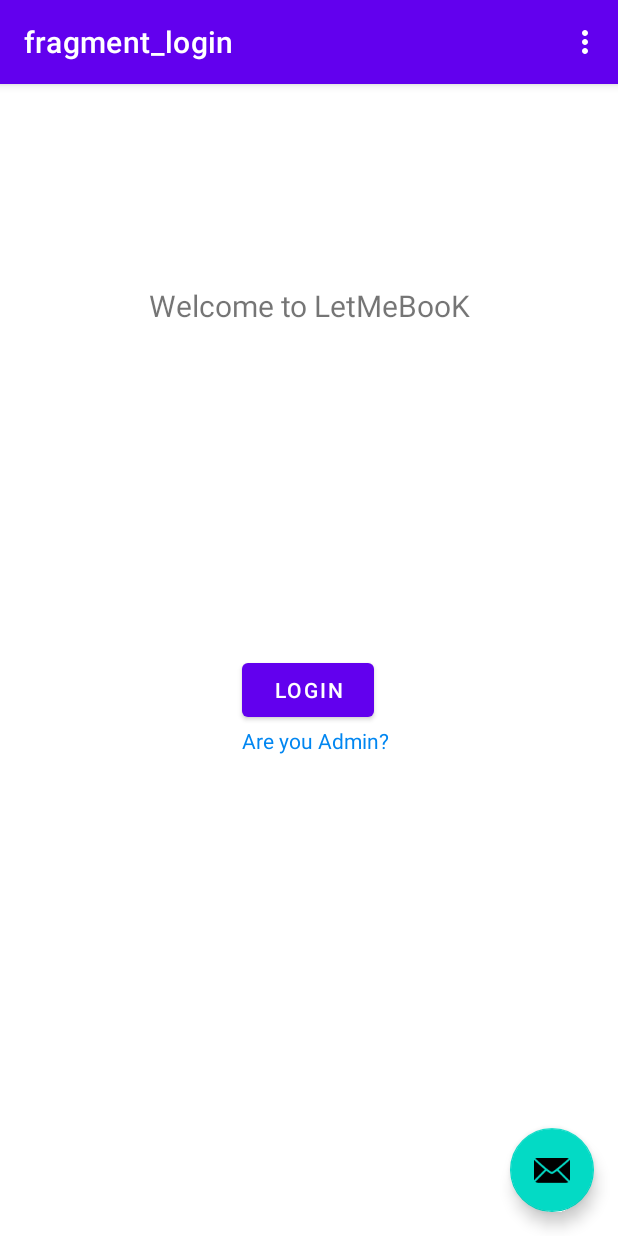
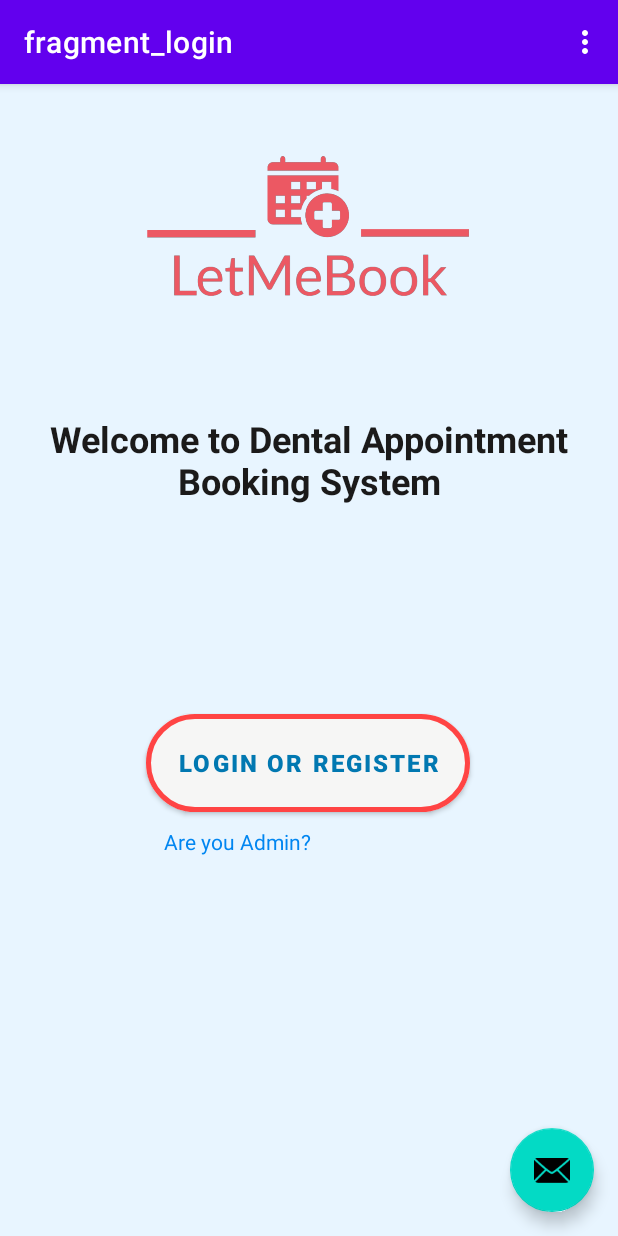
Before and after one commit to parthppc/FinalProjectLetMeBook, an Android app: the screen it shows after launch (MainActivity), on a phone screen of 412 x 824 dp. Run offline under Robolectric (Android 15) with nearby library versions, the phone set to English and light mode, and no system bars; our stand-ins replace Firebase (no records; nobody signed in at launch, a user with empty details on screens opened directly), navigation-ui; libraries missing offline, so code that uses them is left out: com.firebase.ui.

Commit message:
Login Ui updated

```diff
--- a/app/src/main/java/project/st991591950/dhruvparthtapasvi/login/LoginFragment.kt
+++ b/app/src/main/java/project/st991591950/dhruvparthtapasvi/login/LoginFragment.kt
@@ -40,7 +40,7 @@ class LoginFragment : Fragment() {
 
         val textView: TextView = binding.textWelcome
 
-        textView.text = "Welcome to LetMeBooK"
+        textView.text = "Welcome to Dental Appointment Booking System"
 
         return binding.root
 
@@ -110,7 +110,7 @@ class LoginFragment : Fragment() {
                 }
                 else -> {
 
-                    binding.authButton.text = "Login"
+
                     binding.authButton.setOnClickListener {
                         fraagment = 0
                         launchSignInFlow()
--- a/app/src/main/res/layout/fragment_home.xml
+++ b/app/src/main/res/layout/fragment_home.xml
@@ -63,10 +63,11 @@
 
     <Button
         android:id="@+id/profilebtn"
-        android:layout_width="wrap_content"
-        android:layout_height="wrap_content"
-        android:layout_marginStart="14dp"
-        android:layout_marginBottom="32dp"
+        android:layout_width="186dp"
+        android:layout_height="64dp"
+        android:layout_marginStart="16dp"
+        android:layout_marginBottom="36dp"
+        android:drawableLeft="@drawable/profile"
         android:text="Profile"
         app:layout_constraintBottom_toTopOf="@+id/buttonSpecialists"
         app:layout_constraintStart_toStartOf="@+id/buttonSpecialists" />
--- a/app/src/main/res/layout/fragment_login.xml
+++ b/app/src/main/res/layout/fragment_login.xml
@@ -4,6 +4,7 @@
     xmlns:tools="http://schemas.android.com/tools"
     android:layout_width="match_parent"
     android:layout_height="match_parent"
+    android:background="#E8F5FF"
     tools:context=".login.LoginFragment">
 
     <TextView
@@ -14,32 +15,54 @@
         android:layout_marginTop="8dp"
         android:layout_marginEnd="8dp"
         android:textAlignment="center"
-        android:textSize="20sp"
+        android:textColor="#1B1A1A"
+        android:textSize="24sp"
+        android:textStyle="bold"
         app:layout_constraintBottom_toBottomOf="parent"
         app:layout_constraintEnd_toEndOf="parent"
         app:layout_constraintHorizontal_bias="0.0"
         app:layout_constraintStart_toStartOf="parent"
         app:layout_constraintTop_toTopOf="parent"
-        app:layout_constraintVertical_bias="0.172" />
+        app:layout_constraintVertical_bias="0.303" />
 
     <Button
         android:id="@+id/auth_button"
-        android:layout_width="wrap_content"
-        android:layout_height="wrap_content"
+        android:layout_width="216dp"
+        android:layout_height="77dp"
+        android:backgroundTint="#F6F6F5"
         android:text="Login or Register"
+        android:textColor="#0178B1"
+        android:textSize="16sp"
+        android:textStyle="bold"
+        app:cornerRadius="110px"
         app:layout_constraintBottom_toBottomOf="parent"
         app:layout_constraintEnd_toEndOf="parent"
         app:layout_constraintHorizontal_bias="0.497"
         app:layout_constraintStart_toStartOf="parent"
         app:layout_constraintTop_toBottomOf="@+id/text_welcome"
-        app:layout_constraintVertical_bias="0.392" />
+        app:layout_constraintVertical_bias="0.326"
+        app:strokeColor="#FF4444"
+        app:strokeWidth="5px" />
 
     <TextView
         android:id="@+id/textViewAdmin"
         android:layout_width="wrap_content"
         android:layout_height="wrap_content"
+        android:layout_marginStart="12dp"
+        android:layout_marginTop="4dp"
         android:text="Are you Admin?"
         android:textColor="#0086F1"
         app:layout_constraintStart_toStartOf="@+id/auth_button"
         app:layout_constraintTop_toBottomOf="@+id/auth_button" />
+
+    <ImageView
+        android:id="@+id/imageView2"
+        android:layout_width="315dp"
+        android:layout_height="146dp"
+        android:src="@drawable/logo"
+        app:layout_constraintBottom_toBottomOf="parent"
+        app:layout_constraintEnd_toEndOf="parent"
+        app:layout_constraintStart_toStartOf="parent"
+        app:layout_constraintTop_toTopOf="parent"
+        app:layout_constraintVertical_bias="0.044" />
 </androidx.constraintlayout.widget.ConstraintLayout>
```
Also changed, not shown: app/src/main/res/drawable-v24/logo.png (added), app/src/main/res/drawable-v24/profile.png (added).
